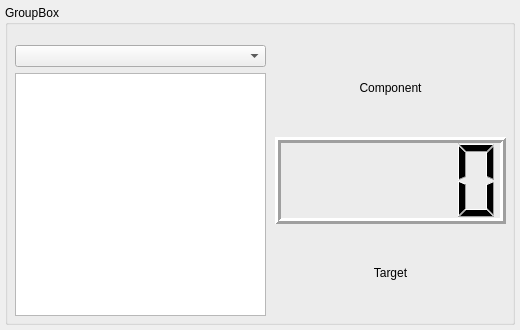
Old version of the form src/ui/forms/weightsensorform.ui in the repository Ghettovich/bsf.
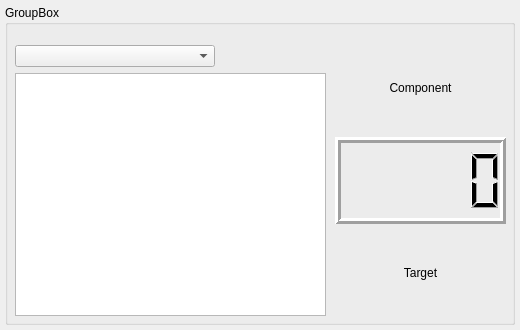
New version of the form.

Commit message: added payload service in weightsensor form for broadcasting recipe. Added columns to the table model.

Diff of the .ui file:
```diff
--- a/src/ui/forms/weightsensorform.ui
+++ b/src/ui/forms/weightsensorform.ui
@@ -43,9 +43,9 @@
    <widget class="QWidget" name="gridLayoutWidget">
     <property name="geometry">
      <rect>
-      <x>270</x>
+      <x>330</x>
       <y>40</y>
-      <width>231</width>
+      <width>171</width>
       <height>271</height>
      </rect>
     </property>
@@ -102,13 +102,26 @@
      <rect>
       <x>10</x>
       <y>40</y>
-      <width>251</width>
+      <width>311</width>
       <height>271</height>
      </rect>
     </property>
     <layout class="QVBoxLayout" name="verticalLayout">
      <item>
-      <widget class="QComboBox" name="recipeComboBox"/>
+      <widget class="QComboBox" name="recipeComboBox">
+       <property name="sizePolicy">
+        <sizepolicy hsizetype="Fixed" vsizetype="Fixed">
+         <horstretch>0</horstretch>
+         <verstretch>0</verstretch>
+        </sizepolicy>
+       </property>
+       <property name="minimumSize">
+        <size>
+         <width>200</width>
+         <height>0</height>
+        </size>
+       </property>
+      </widget>
      </item>
      <item>
       <widget class="QTableView" name="recipeTableView"/>
```
Left out of the diff: 12 changed lines with no effect on the pictures. The commit also changes 5 other files.
